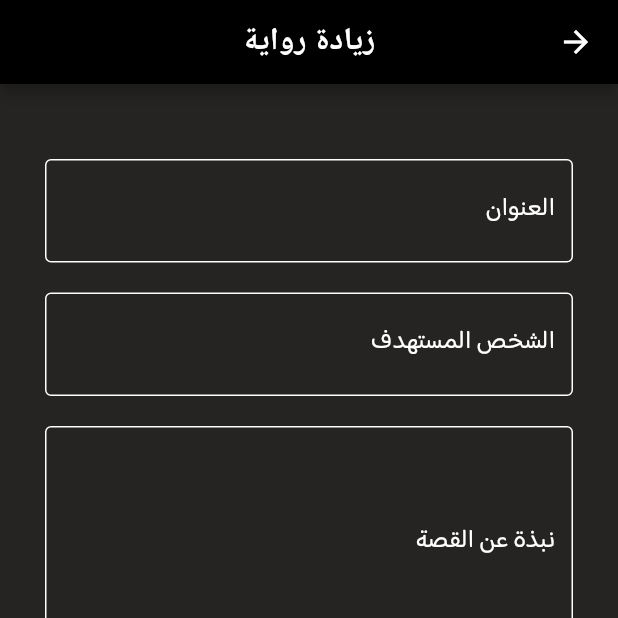
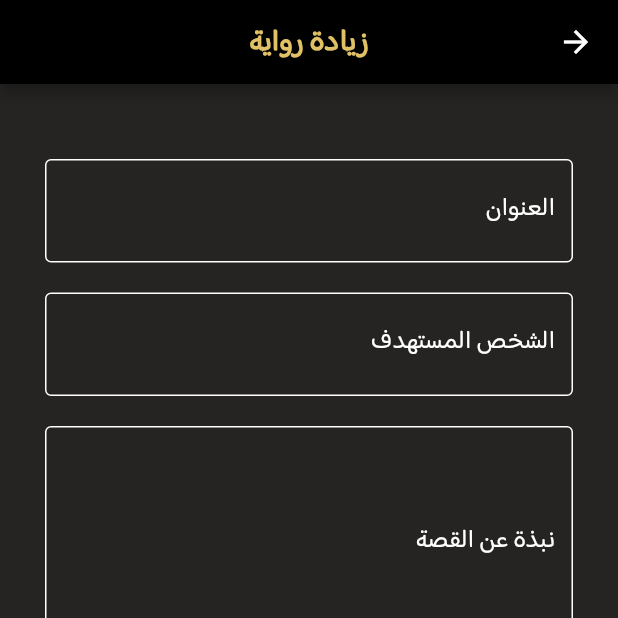
Before and after one commit to MohamadAMP/DealWithPast, a Flutter app: the AddStory screen opened directly with empty values, on a phone screen of 412 x 824 dp, the top half of it. Run offline on Flutter 3.47's test engine with Material 2 defaults, Android fonts, the light colour scheme and no system bars; our stand-ins replace carousel_slider, dio, file_picker, firebase_auth, firebase_core, flutter_easyloading and 11 more; missing offline and left inert: firebase_auth_web, firebase_core_web, geolocator_web, google_maps_cluster_manager, google_place, google_sign_in_web and 3 more; accounts and stored records are empty; network calls fail; statements that could not run were skipped.

Commit message:
minor changes

```diff
--- a/lib/Gallery/galleryTile.dart
+++ b/lib/Gallery/galleryTile.dart
@@ -143,7 +143,7 @@ class GalleryTile extends StatelessWidget {
                                               : convertToArabicNumber(story
                                                       .event_date
                                                       .toString()
-                                                      .split("/")[2]
+                                                      .split("/")[0]
                                                       .toString()) +
                                                   ' - ' +
                                                   story.locationName,
--- a/lib/Map/map.dart
+++ b/lib/Map/map.dart
@@ -468,7 +468,7 @@ class _MapPage extends State<MapPage> {
                                                     : convertToArabicNumber(
                                                         mainStory.event_date
                                                             .toString()
-                                                            .split("/")[2]
+                                                            .split("/")[0]
                                                             .toString()),
                                                 style: TextStyle(
                                                     color: Colors.white,
--- a/lib/My Stories/addStory.dart
+++ b/lib/My Stories/addStory.dart
@@ -114,7 +114,7 @@ class _AddStory extends State<AddStory> {
   var allUploaded = true;
   List<Map<String, dynamic>> links = [];
   var photoLinks = [];
-  dynamic featured_image_id = 1325;
+  dynamic featured_image_id = 2483;
   late String status = 'none';
   Future<void> _selectDate(BuildContext context) async {
     final DateTime? d = await showDatePicker(
@@ -688,7 +688,16 @@ class _AddStory extends State<AddStory> {
         onTap: () => FocusManager.instance.primaryFocus?.unfocus(),
         child: Scaffold(
             appBar: AppBar(
-              title: Text("زيادة رواية"),
+              title: Text(
+                "زيادة رواية",
+                style: TextStyle(
+                    letterSpacing: 2,
+                    fontSize: 20,
+                    fontWeight: FontWeight.bold,
+                    // fontStyle: FontStyle.italic,
+                    fontFamily: 'Baloo',
+                    color: Color(0xFFE0C165)),
+              ),
               centerTitle: true,
               leading: IconButton(
                   onPressed: () {
--- a/lib/My Stories/myStoriesTile.dart
+++ b/lib/My Stories/myStoriesTile.dart
@@ -82,7 +82,7 @@ class StoryTile extends StatelessWidget {
                           ? ""
                           : convertToArabicNumber(story.event_date
                               .toString()
-                              .split("/")[2]
+                              .split("/")[0]
                               .toString()),
                       style: TextStyle(
                           fontSize: 18,
--- a/lib/Repos/StoryRepo.dart
+++ b/lib/Repos/StoryRepo.dart
@@ -64,6 +64,7 @@ class StoryRepo {
         var story = Story.fromJson(e);
         if (story.author == id) {
           stories.add(story);
+          print(story.event_date);
         }
       });
       return stories;
--- a/lib/Timeline/timeline.dart
+++ b/lib/Timeline/timeline.dart
@@ -61,7 +61,7 @@ class _Timeline extends State<Timeline> {
       stories = await storyrepo.getStories(token);
       stories.forEach((element) {
         if (element.event_date != "") {
-          String year = element.event_date.toString().split("/")[2].toString();
+          String year = element.event_date.toString().split("/")[0].toString();
           var yearInt = int.parse(year);
 
           if (yearInt < minimum) {
@@ -77,7 +77,7 @@ class _Timeline extends State<Timeline> {
         stories.forEach((element) {
           if (element.event_date != "") {
             String year =
-                element.event_date.toString().split("/")[2].toString();
+                element.event_date.toString().split("/")[0].toString();
             var yearInt = int.parse(year);
             if (yearInt >= lowerBound + (10 * (i)) &&
                 yearInt < lowerBound + (10 * (i + 1))) {
--- a/lib/View Stories/StoryWidgetAll.dart
+++ b/lib/View Stories/StoryWidgetAll.dart
@@ -555,7 +555,7 @@ class _BodyState extends State<Body> {
                                               : convertToArabicNumber(widget
                                                       .story.event_date
                                                       .toString()
-                                                      .split("/")[2]
+                                                      .split("/")[0]
                                                       .toString()) +
                                                   ' - ' +
                                                   widget.story.locationName,
@@ -639,7 +639,7 @@ class _BodyState extends State<Body> {
                             ? ""
                             : convertToArabicNumber(widget.story.event_date
                                 .toString()
-                                .split("/")[2]
+                                .split("/")[0]
                                 .toString()),
                         style:
                             const TextStyle(fontSize: 20, color: Colors.white),
--- a/lib/View Stories/StoryWidgetImgOnly.dart
+++ b/lib/View Stories/StoryWidgetImgOnly.dart
@@ -452,7 +452,7 @@ class _BodyState extends State<Body> {
                                                 : convertToArabicNumber(widget
                                                         .story.event_date
                                                         .toString()
-                                                        .split("/")[2]
+                                                        .split("/")[0]
                                                         .toString()) +
                                                     ' - ' +
                                                     widget.story.locationName,
@@ -536,7 +536,7 @@ class _BodyState extends State<Body> {
                             ? ""
                             : convertToArabicNumber(widget.story.event_date
                                 .toString()
-                                .split("/")[2]
+                                .split("/")[0]
                                 .toString()),
                         style:
                             const TextStyle(fontSize: 20, color: Colors.white),
--- a/lib/View Stories/ViewPending.dart
+++ b/lib/View Stories/ViewPending.dart
@@ -325,7 +325,7 @@ class _BodyState extends State<Body> {
                                               : convertToArabicNumber(widget
                                                       .story.event_date
                                                       .toString()
-                                                      .split("/")[2]
+                                                      .split("/")[0]
                                                       .toString()) +
                                                   ' - ' +
                                                   widget.story.locationName,
@@ -412,7 +412,7 @@ class _BodyState extends State<Body> {
                             ? ""
                             : convertToArabicNumber(widget.story.event_date
                                 .toString()
-                                .split("/")[2]
+                                .split("/")[0]
                                 .toString()),
                         style:
                             const TextStyle(fontSize: 20, color: Colors.white),
--- a/lib/View Stories/template.dart
+++ b/lib/View Stories/template.dart
@@ -148,7 +148,7 @@ class _StoryWidgetTemplateState extends State<StoryWidgetTemplate> {
                         width: 40,
                         child: CircleAvatar(
                           backgroundImage: NetworkImage(
-                            "https://secure.gravatar.com/avatar/f78d1ea57fd11ad745f028584fc71774?s=24&d=mm&r=g",
+                            "https://dwpbucket2.s3.eu-central-1.amazonaws.com/wp-content/uploads/2022/01/27170402/profile.png",
                           ),
                         ),
                       ),
```
Also changed, not shown: lib/Homepages/mainPage.dart (+10 -5 lines), lib/Homepages/mainPageGuest.dart (+8 -4 lines), lib/Timeline/timelineView.dart (+5 -5 lines), assets/default-image.png.
